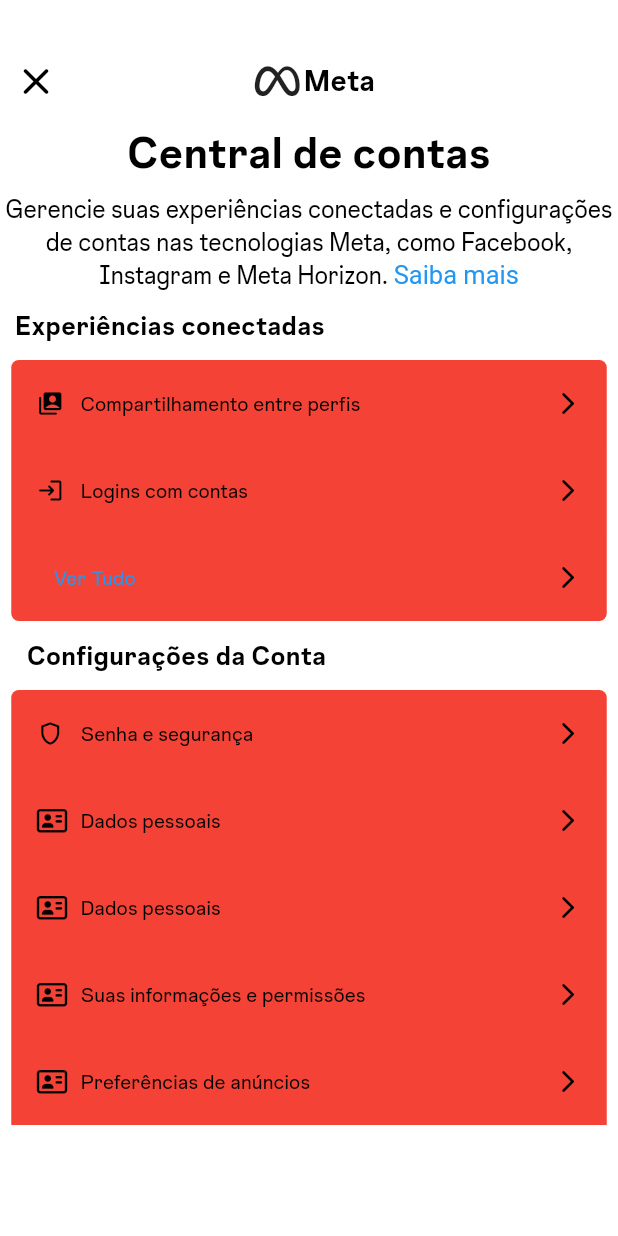
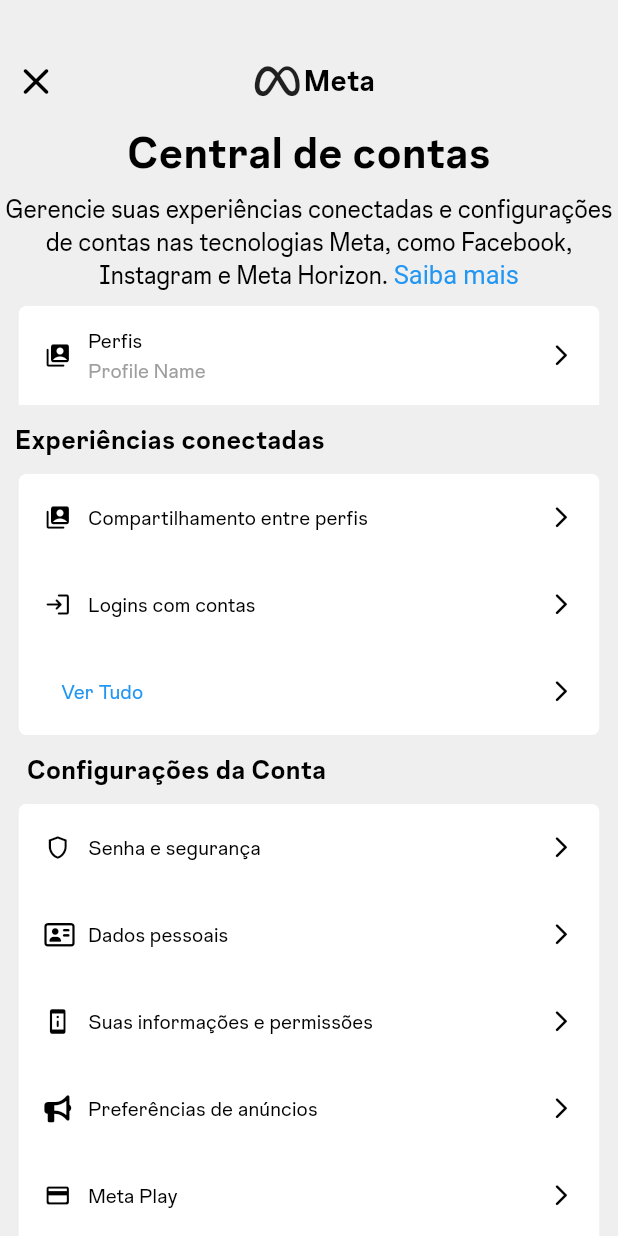
Before and after one commit to Mateuszinnn/Instagram, a Flutter app: the Acounts widget shown alone on an empty page, opened directly with empty values, on a phone screen of 412 x 824 dp. Run offline on Flutter 3.47's test engine with Material 3 defaults, Android fonts, the phone set to English and light mode, and no system bars; our stand-ins replace font_awesome_flutter; project files that could hold a hidden picture were left out.

Commit message:
melhorias em contas

```diff
--- a/lib/components/profile_widgets/contas_widgets/acount_button.dart
+++ b/lib/components/profile_widgets/contas_widgets/acount_button.dart
@@ -23,7 +23,7 @@
     required this.color,
     this.isTopRounded = false,
     this.isBottomRounded = false,
-    this.backgroundColor = Colors.red,
+    required this.backgroundColor,
   });
 
   @override
@@ -55,20 +55,25 @@
                 width: 5,
               ),
               hasDescription
-                  ? Column(
+                  ? Expanded(
+                    child: Column(
+                      crossAxisAlignment: CrossAxisAlignment.start,
                         children: [
                           Text(
                             text,
+                            textAlign: TextAlign.start,
                             style: TextStyle(
                                 fontFamily: 'Instagram',
                                 color: color),
                           ),
                           Text(
                             description,
+                            textAlign: TextAlign.start,
                             style: const TextStyle(
                                 fontFamily: 'Instagram', color: Colors.grey),
                           ),
                         ],
+                      ),
                   )
                   : Text(
                       text,
@@ -77,7 +82,7 @@
                           color: color),
                     ),
               const Spacer(),
-              const Icon(Icons.arrow_forward_ios_rounded)
+              Icon(Icons.arrow_forward_ios_rounded, color: Theme.of(context).colorScheme.primary, size: 17,)
             ],
           ),
         ),
--- a/lib/components/profile_widgets/contas_widgets/acounts.dart
+++ b/lib/components/profile_widgets/contas_widgets/acounts.dart
@@ -15,7 +15,7 @@
   @override
   Widget build(BuildContext context) {
     double widthTotal = MediaQuery.of(context).size.width;
-    double widthButtonBottomsheet = widthTotal - 15;
+    double widthButtonBottomsheet = widthTotal - 25;
 
     return GestureDetector(
       behavior: HitTestBehavior.opaque,
@@ -33,7 +33,7 @@
                 return Stack(
                   children: [
                     Container(
-                      color: Theme.of(context).colorScheme.onPrimaryContainer,
+                      color: Theme.of(context).colorScheme.secondary,
                       child: SingleChildScrollView(
                         controller: scrollController,
                         padding: const EdgeInsets.only(top: 80),
@@ -73,6 +73,20 @@
                                 ],
                               ),
                             ),
+                            SizedBox(height: 10,),
+                            AcountButton(
+                              widhtButton: widthButtonBottomsheet,
+                              icon: Icons.switch_account_rounded,
+                              text: '  Perfis',
+                              hasDescription: true,
+                              description: '  Profile Name',
+                              isTopRounded: true,
+                              hasIcon: true,
+                              color: Theme.of(context).colorScheme.primary,
+                              backgroundColor: Theme.of(context)
+                                  .colorScheme
+                                  .onTertiaryContainer,
+                            ),
                             const Align(
                               alignment: Alignment.centerLeft,
                               child: Padding(
@@ -95,6 +109,9 @@
                               isTopRounded: true,
                               hasIcon: true,
                               color: Theme.of(context).colorScheme.primary,
+                              backgroundColor: Theme.of(context)
+                                  .colorScheme
+                                  .onTertiaryContainer,
                             ),
                             AcountButton(
                               widhtButton: widthButtonBottomsheet,
@@ -104,6 +121,9 @@
                               description: '',
                               hasIcon: true,
                               color: Theme.of(context).colorScheme.primary,
+                              backgroundColor: Theme.of(context)
+                                  .colorScheme
+                                  .onTertiaryContainer,
                             ),
                             AcountButton(
                               widhtButton: widthButtonBottomsheet,
@@ -114,6 +134,9 @@
                               isBottomRounded: true,
                               hasIcon: false,
                               color: Colors.blue,
+                              backgroundColor: Theme.of(context)
+                                  .colorScheme
+                                  .onTertiaryContainer,
                             ),
                             const Align(
                               alignment: Alignment.centerLeft,
@@ -137,6 +160,9 @@
                               isTopRounded: true,
                               hasIcon: true,
                               color: Theme.of(context).colorScheme.primary,
+                              backgroundColor: Theme.of(context)
+                                  .colorScheme
+                                  .onTertiaryContainer,
                             ),
                             AcountButton(
                               widhtButton: widthButtonBottomsheet,
@@ -146,34 +172,89 @@
                               description: '',
                               hasIcon: true,
                               color: Theme.of(context).colorScheme.primary,
+                              backgroundColor: Theme.of(context)
+                                  .colorScheme
+                                  .onTertiaryContainer,
                             ),
                             AcountButton(
                               widhtButton: widthButtonBottomsheet,
-                              icon: FontAwesomeIcons.addressCard,
-                              text: '  Dados pessoais',
-                              hasDescription: false,
-                              description: '',
-                              hasIcon: true,
-                              color: Theme.of(context).colorScheme.primary,
-                            ),
-                            AcountButton(
-                              widhtButton: widthButtonBottomsheet,
-                              icon: FontAwesomeIcons.addressCard,
+                              icon: Icons.perm_device_info_rounded,
                               text: '  Suas informações e permissões',
                               hasDescription: false,
                               description: '',
                               hasIcon: true,
                               color: Theme.of(context).colorScheme.primary,
+                              backgroundColor: Theme.of(context)
+                                  .colorScheme
+                                  .onTertiaryContainer,
                             ),
                             AcountButton(
                               widhtButton: widthButtonBottomsheet,
-                              icon: FontAwesomeIcons.addressCard,
+                              icon: FontAwesomeIcons.bullhorn,
                               text: '  Preferências de anúncios',
                               hasDescription: false,
                               description: '',
                               hasIcon: true,
                               color: Theme.of(context).colorScheme.primary,
+                              backgroundColor: Theme.of(context)
+                                  .colorScheme
+                                  .onTertiaryContainer,
                             ),
+                            AcountButton(
+                              widhtButton: widthButtonBottomsheet,
+                              icon: Icons.credit_card_rounded,
+                              text: '  Meta Play',
+                              hasDescription: false,
+                              description: '',
+                              hasIcon: true,
+                              color: Theme.of(context).colorScheme.primary,
+                              backgroundColor: Theme.of(context)
+                                  .colorScheme
+                                  .onTertiaryContainer,
+                            ),
+                            AcountButton(
+                              widhtButton: widthButtonBottomsheet,
+                              icon: Icons.verified_outlined,
+                              text: '  Meta Verified',
+                              hasDescription: false,
+                              description: '',
+                              hasIcon: true,
+                              isBottomRounded: true,
+                              color: Theme.of(context).colorScheme.primary,
+                              backgroundColor: Theme.of(context)
+                                  .colorScheme
+                                  .onTertiaryContainer,
+                            ),
+                            const SizedBox(
+                              height: 10,
+                            ),
+                            AcountButton(
+                              widhtButton: widthButtonBottomsheet,
+                              icon: Icons.account_circle,
+                              text: '  Contas',
+                              hasDescription: true,
+                              description: '  Analise as contas que você tem nesta Central de Contas',
+                              isTopRounded: true,
+                              hasIcon: true,
+                              color: Theme.of(context).colorScheme.primary,
+                              backgroundColor: Theme.of(context)
+                                  .colorScheme
+                                  .onTertiaryContainer,
+                            ),
+                            AcountButton(
+                              widhtButton: widthButtonBottomsheet,
+                              icon: Icons.login_rounded,
+                              text: '  Adicionar mais contas',
+                              hasDescription: false,
+                              description: '',
+                              isBottomRounded: true,
+                              hasIcon: false,
+                              color: Colors.blue,
+                              backgroundColor: Theme.of(context)
+                                  .colorScheme
+                                  .onTertiaryContainer,
+                            ),
+                            const SizedBox(height: 20,)
                           ],
                         ),
                       ),
@@ -183,7 +264,7 @@
                       left: 0,
                       right: 0,
                       child: Container(
-                        color: Theme.of(context).colorScheme.onPrimaryContainer,
+                        color: Theme.of(context).colorScheme.secondary,
                         child: Column(
                           children: [
                             const SizedBox(height: 30),
--- a/lib/themes/theme.dart
+++ b/lib/themes/theme.dart
@@ -9,6 +9,7 @@
     tertiary: Color(0xFFEFEFEF),
     onPrimaryContainer: Colors.white,
     onSecondaryContainer: Colors.white,
+    onTertiaryContainer: Colors.white,
   ),
 );
 
@@ -21,5 +22,6 @@
     tertiary: Color(0xFF484848),
     onPrimaryContainer: Color(0xFF363636),
     onSecondaryContainer: Color(0xFF363636),
+    onTertiaryContainer: Color(0xFF344854),
   ),
 );
```
Lines whose indentation alone changed are shown as unchanged.
